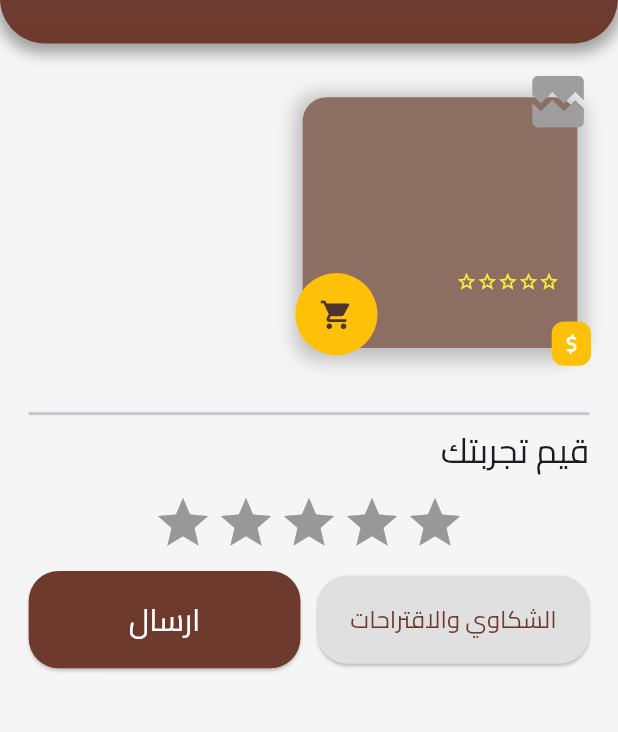
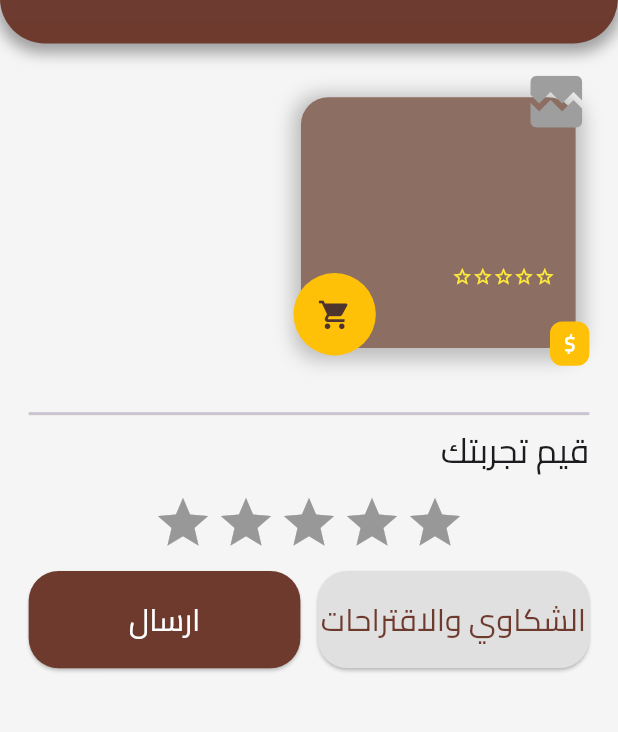
Before and after one commit to George-Samir88/infantry_house_app, a Flutter app: the RatingView screen opened directly with empty values, on a phone screen of 412 x 824 dp, the part 82-814 px from its top. Run offline on Flutter 3.47's test engine with Material 3 defaults, Android fonts, the phone set to English and light mode, and no system bars; drawn by our look-alikes of flutter_rating_bar; our stand-ins replace animated_text_kit, bloc, carousel_slider, dio, flutter_bloc, flutter_screenutil and 5 more; missing offline and left inert: flutter_paypal_payment; accounts and stored records are empty.

Commit message:
fixing some issue in rtl and ltr part 2

```diff
--- a/lib/utils/custom_elevated_button.dart
+++ b/lib/utils/custom_elevated_button.dart
@@ -9,7 +9,8 @@ class CustomElevatedButton extends StatelessWidget {
     this.width,
     this.backGroundColor,
     this.textColor,
-    required this.tabletLayout, this.fontSize,
+    required this.tabletLayout,
+    this.fontSize,
   });
 
   final bool tabletLayout;
@@ -33,13 +34,16 @@ class CustomElevatedButton extends StatelessWidget {
           ),
           padding: EdgeInsets.symmetric(vertical: 15.h),
         ),
+        child: FittedBox(
+          fit: BoxFit.scaleDown,
           child: Text(
             text,
             maxLines: 1,
             overflow: TextOverflow.ellipsis,
             style: TextStyle(
               color: textColor ?? Colors.white,
-            fontSize: fontSize?? (18.sp),
+              fontSize: fontSize ?? (18.sp),
+            ),
           ),
         ),
       ),
--- a/lib/views/reusable_screens/rating_view.dart
+++ b/lib/views/reusable_screens/rating_view.dart
@@ -56,29 +56,29 @@ class _RatingViewState extends State<RatingView>
   Widget _buildCircularImage(String imagePath) {
     if (imagePath.startsWith('assets/')) {
       return CircleAvatar(
-        radius: GlobalData().isTabletLayout ? 52.r : 31.r,
+        radius: 31.r,
         backgroundColor: Colors.white, // Prevents image cropping
         child: ClipRRect(
           borderRadius: BorderRadius.circular(50.r),
           child: Image.asset(
             imagePath,
             fit: BoxFit.cover,
-            width: GlobalData().isTabletLayout ? 100.r : 60.r,
-            height: GlobalData().isTabletLayout ? 100.r : 60.r,
+            width: 60.r,
+            height: 60.r,
           ),
         ),
       );
     } else if (File(imagePath).existsSync()) {
       return CircleAvatar(
-        radius: GlobalData().isTabletLayout ? 52.r : 31.r,
+        radius: 31.r,
         backgroundColor: Colors.white, // Prevents image cropping
         child: ClipRRect(
           borderRadius: BorderRadius.circular(50.r),
           child: Image.file(
             File(imagePath),
             fit: BoxFit.cover,
-            width: GlobalData().isTabletLayout ? 100.r : 60.r,
-            height: GlobalData().isTabletLayout ? 100.r : 60.r,
+            width: 60.r,
+            height: 60.r,
           ),
         ),
       );
@@ -109,19 +109,19 @@ class _RatingViewState extends State<RatingView>
 
               ///card Item section
               Padding(
-                padding: EdgeInsets.only(right: 8.0),
+                padding: EdgeInsets.symmetric(horizontal: 8.0.w),
                 child: Stack(
                   clipBehavior: Clip.none,
                   children: [
                     // Container with responsive width and height
                     Container(
-                      width: GlobalData().isTabletLayout ? 100.w : 160.w,
+                      width: 160.w,
                       // Set width responsively
-                      height: GlobalData().isTabletLayout ? 240.h : 140.h,
+                      height: 140.h,
                       // Set height responsively
                       padding: EdgeInsets.symmetric(
-                        vertical: 16.0,
-                        horizontal: 12.0,
+                        vertical: 16.0.h,
+                        horizontal: 12.0.w,
                       ),
                       decoration: BoxDecoration(
                         color: Colors.brown[400],
@@ -133,7 +133,7 @@ class _RatingViewState extends State<RatingView>
                             offset: Offset(0, 3),
                           ),
                         ],
-                        borderRadius: BorderRadius.circular(16.0),
+                        borderRadius: BorderRadius.circular(16.0.r),
                       ),
                       child: Padding(
                         padding: EdgeInsets.only(bottom: 8.h),
@@ -148,17 +148,12 @@ class _RatingViewState extends State<RatingView>
                                 style: TextStyle(
                                   overflow: TextOverflow.ellipsis,
                                   color: Colors.white,
-                                  fontSize:
-                                      GlobalData().isTabletLayout
-                                          ? 8.sp
-                                          : 12.sp,
+                                  fontSize: 12.sp,
                                   fontWeight: FontWeight.bold,
                                 ),
                               ),
                             ),
-                            SizedBox(
-                              height: GlobalData().isTabletLayout ? 14.h : 10.h,
-                            ),
+                            SizedBox(height: 10.h),
                             Row(
                               children: List.generate(5, (starIndex) {
                                 return Icon(
@@ -166,30 +161,29 @@ class _RatingViewState extends State<RatingView>
                                       ? Icons.star
                                       : Icons.star_border,
                                   color: Colors.yellow,
-                                  size:
-                                      GlobalData().isTabletLayout ? 16.r : 12.r,
+                                  size: 12.r,
                                 );
                               }),
                             ),
-                            SizedBox(
-                              height: GlobalData().isTabletLayout ? 20.h : 10.h,
-                            ),
+                            SizedBox(height: 10.h),
                           ],
                         ),
                       ),
                     ),
                     Positioned(
                       top: -20,
-                      right: -10,
+                      right: GlobalData().isArabic ? -10 : null,
+                      left: GlobalData().isArabic ? null : -10,
                       child: _buildCircularImage(widget.menuItemModel.image),
                     ),
                     Positioned(
-                      bottom: GlobalData().isTabletLayout ? -8.h : -10.h,
-                      right: GlobalData().isTabletLayout ? -2.w : -8.w,
+                      bottom: -10.h,
+                      right: GlobalData().isArabic ? -8.w : null,
+                      left: GlobalData().isArabic ? null : -8.w,
                       child: Container(
                         padding: EdgeInsets.symmetric(
-                          vertical: GlobalData().isTabletLayout ? 4.h : 4.h,
-                          horizontal: GlobalData().isTabletLayout ? 4.w : 8.w,
+                          vertical: 4.h,
+                          horizontal: 8.w,
                         ),
                         decoration: BoxDecoration(
                           color: Colors.amber,
@@ -198,8 +192,7 @@ class _RatingViewState extends State<RatingView>
                         child: Text(
                           '\$${widget.menuItemModel.price}',
                           style: TextStyle(
-                            fontSize:
-                                GlobalData().isTabletLayout ? 6.sp : 12.sp,
+                            fontSize: 12.sp,
                             color: Colors.white,
                             fontWeight: FontWeight.bold,
                           ),
@@ -208,11 +201,8 @@ class _RatingViewState extends State<RatingView>
                     ),
                     Positioned(
                       bottom: -5,
-                      left: -5,
-                      child: Align(
-                        // Use Align to control the position of the button
-                        alignment: Alignment.centerRight,
-                        // Align to the right
+                      left: GlobalData().isArabic ? -5 : null,
+                      right: GlobalData().isArabic ? null : -5,
                       child: GestureDetector(
                         onTap: () {
                           context.read<CartCubit>().addToCart(
@@ -230,7 +220,7 @@ class _RatingViewState extends State<RatingView>
                           //  You might want to update state, show a snackbar, etc.
                         },
                         child: CircleAvatar(
-                            radius: GlobalData().isTabletLayout ? 30.r : 24.r,
+                          radius: 24.r,
                           // Adjust the size
                           backgroundColor: Colors.amber,
                           // Use amber to match the price tag
@@ -238,11 +228,7 @@ class _RatingViewState extends State<RatingView>
                             Icons.shopping_cart,
                             // Use the shopping cart icon
                             color: Colors.brown[800], // Icon color
-                              size:
-                                  GlobalData().isTabletLayout
-                                      ? 30.r
-                                      : 20.r, // Adjust icon size
-                            ),
+                            size: 20.r, // Adjust icon size
                           ),
                         ),
                       ),
@@ -256,9 +242,7 @@ class _RatingViewState extends State<RatingView>
               ///rating section
               Text(
                 S.of(context).RateYourExperience,
-                style: TextStyle(
-                  fontSize: GlobalData().isTabletLayout ? 10.sp : 20.sp,
-                ),
+                style: TextStyle(fontSize: 20.sp),
               ),
               SizedBox(height: 10.h),
               Row(
@@ -288,7 +272,6 @@ class _RatingViewState extends State<RatingView>
                 children: [
                   Expanded(
                     child: CustomElevatedButton(
-                      fontSize: GlobalData().isTabletLayout ? 10.sp : 14.sp,
                       onPressed: () {
                         Navigator.push(
                           context,
--- a/lib/views/widgets/cart_view/custom_cart_grid_view.dart
+++ b/lib/views/widgets/cart_view/custom_cart_grid_view.dart
@@ -56,8 +56,8 @@ class CustomCartGridView extends StatelessWidget {
           gridDelegate: SliverGridDelegateWithFixedCrossAxisCount(
             crossAxisCount: GlobalData().isTabletLayout ? 3 : 2,
             childAspectRatio: 0.85,
-            mainAxisSpacing: 35.h,
-            crossAxisSpacing: 20.w,
+            mainAxisSpacing: 40.h,
+            crossAxisSpacing: 30.w,
           ),
           itemCount: cubit.cartItems.length,
           itemBuilder: (context, index) {
@@ -114,7 +114,6 @@ class CustomCartGridView extends StatelessWidget {
                             );
                           }),
                         ),
-                        SizedBox(height: 10.h),
                         Row(
                           mainAxisAlignment: MainAxisAlignment.spaceBetween,
                           children: [
```
Also changed, not shown: lib/views/reusable_screens/custom_item_in_grid_edit_view.dart (+17 -19 lines), lib/views/widgets/general_template/add_new_item_template_view.dart (+14 -22 lines), lib/views/widgets/general_template/edit_items_template_view.dart (+16 -9 lines), lib/views/widgets/general_template/edit_menu_buttons_view_template.dart (+4 -19 lines). Lines whose indentation alone changed are shown as unchanged.
